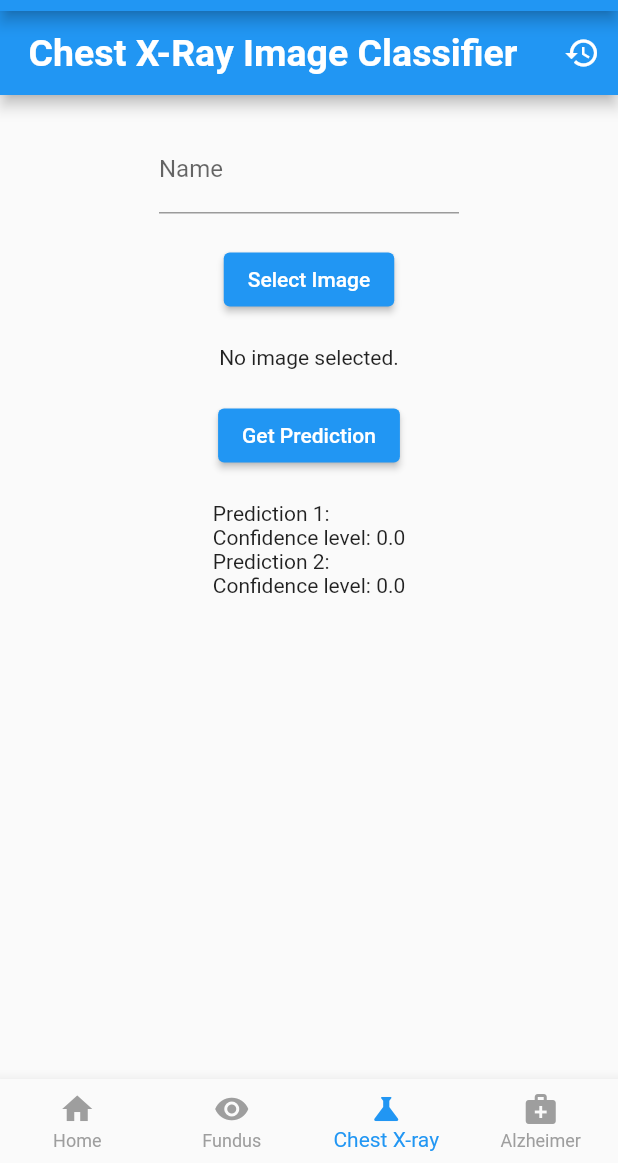
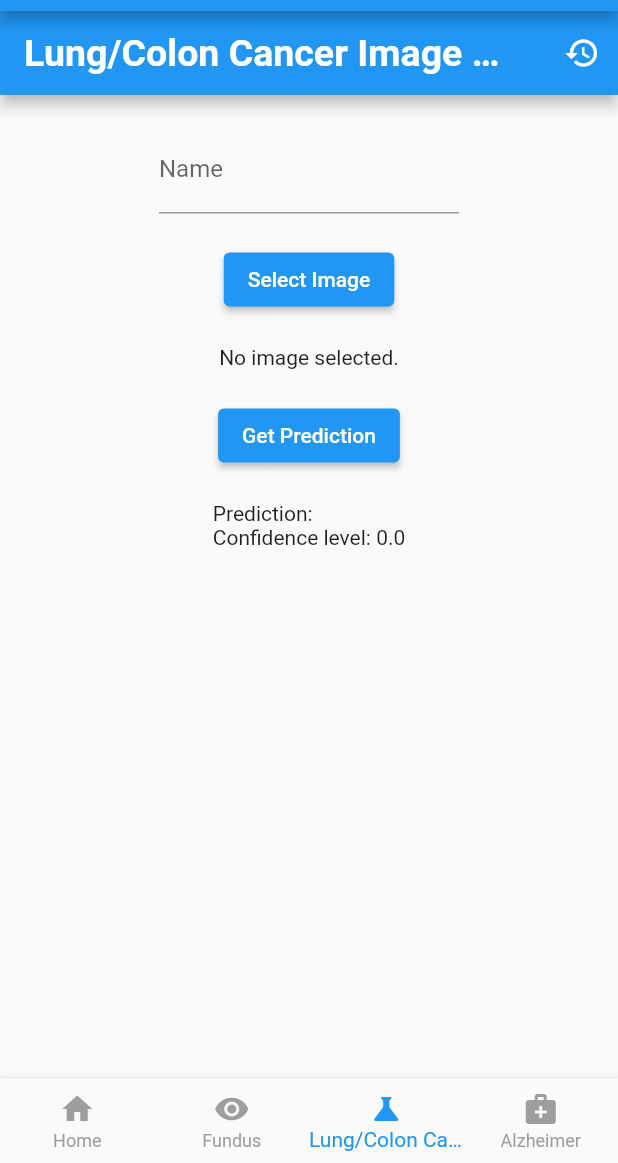
Before and after one commit to Abhay-Lejith/ML_App, a Flutter app: the screen it shows after launch, item 3 of the bottom bar chosen, on a phone screen of 412 x 824 dp, the part 73-1236 px from its top. Run offline on Flutter 3.47's test engine with Material 2 defaults, Android fonts, the phone set to English and light mode, and no system bars; our stand-ins replace file_picker, sqflite, sqflite_common_ffi; accounts and stored records are empty.

Commit message:
replaced xray with lung/colon cancer model

```diff
--- /dev/null
+++ b/api/LungColonLabels.txt
@@ -0,0 +1,5 @@
+0 Colon adenocarcinoma
+1 Colon benign tissue
+2 Lung adenocarcinoma
+3 Lung benign tissue
+4 Lung squamous cell carcinoma
--- a/lib/main.dart
+++ b/lib/main.dart
@@ -49,7 +49,7 @@ class _MyAppState extends State<MyApp> {
           children: [
             HomeScreen(),
             FundusScreen(),
-            XRayScreen(),
+            lung_colonScreen(),
             AlzheimerScreen(),
           ],
         ),
@@ -75,7 +75,7 @@ class _MyAppState extends State<MyApp> {
             ),
             BottomNavigationBarItem(
               icon: Icon(Icons.science),
-              label: 'Chest X-ray',
+              label: 'Lung/Colon Cancer',
             ),
             BottomNavigationBarItem(
               icon: Icon(Icons.medical_services),
@@ -400,15 +400,13 @@ class _HistoryPageState extends State<HistoryPage> {
   }
 }
 
-class XRayScreen extends StatefulWidget {
-  _XRayScreenState createState() => _XRayScreenState();
+class lung_colonScreen extends StatefulWidget {
+  _lung_colonScreenState createState() => _lung_colonScreenState();
 }
 
-class _XRayScreenState extends State<XRayScreen> {
+class _lung_colonScreenState extends State<lung_colonScreen> {
   String _prediction1 = '';
   double _confidence1 = 0.0;
-  String _prediction2 = '';
-  double _confidence2 = 0.0;
 
   File? _selectedImage;
   TextEditingController _nameController =
@@ -422,7 +420,7 @@ class _XRayScreenState extends State<XRayScreen> {
       return;
     }
 
-    final apiUrl = Uri.parse('http://127.0.0.1:5000/predict/xray');
+    final apiUrl = Uri.parse('http://127.0.0.1:5000/predict/lungcolon');
 
     try {
       final List<int> imageBytes = _selectedImage!.readAsBytesSync();
@@ -436,10 +434,8 @@ class _XRayScreenState extends State<XRayScreen> {
       if (response.statusCode == 200) {
         final data = jsonDecode(response.body);
         setState(() {
-          _prediction1 = data['predicted_class_1'];
-          _confidence1 = data['confidence_1'];
-          _prediction2 = data['predicted_class_2'];
-          _confidence2 = data['confidence_2'];
+          _prediction1 = data['predicted_class'];
+          _confidence1 = data['confidence'];
           final name = _nameController.text; // Get the user's name
           _databaseHelperX.insertData(name, _prediction1, _confidence1);
         });
@@ -461,8 +457,6 @@ class _XRayScreenState extends State<XRayScreen> {
         _selectedImage = File(result.files.single.path!);
         _prediction1 = '';
         _confidence1;
-        _prediction2 = '';
-        _confidence2; // Clear any previous prediction.
       });
     }
   }
@@ -480,7 +474,7 @@ class _XRayScreenState extends State<XRayScreen> {
       appBar: AppBar(
         title: Center(
           child: const Text(
-            'Chest X-Ray Image Classifier',
+            'Lung/Colon Cancer Image Classifier',
             style: TextStyle(
               fontSize: 25, // Set your desired font size
               fontWeight: FontWeight.bold, // You can customize the style
@@ -531,10 +525,7 @@ class _XRayScreenState extends State<XRayScreen> {
               child: const Text('Get Prediction'),
             ),
             const SizedBox(height: 20),
-            Text(
-                'Prediction 1: $_prediction1 \nConfidence level: $_confidence1'),
-            Text(
-                'Prediction 2: $_prediction2 \nConfidence level: $_confidence2'),
+            Text('Prediction: $_prediction1 \nConfidence level: $_confidence1'),
           ],
         ),
       ),
@@ -549,7 +540,7 @@ class DatabaseHelperX {
     if (_database == null) {
       final dbPath = await getDatabasesPath();
       //final documentsDirectory = await getApplicationDocumentsDirectory();
-      final databasePath = join(dbPath, 'ChestXRay.db');
+      final databasePath = join(dbPath, 'lung_colon.db');
 
       _database = await openDatabase(
         databasePath,
```
Also changed, not shown: 6 other files.
